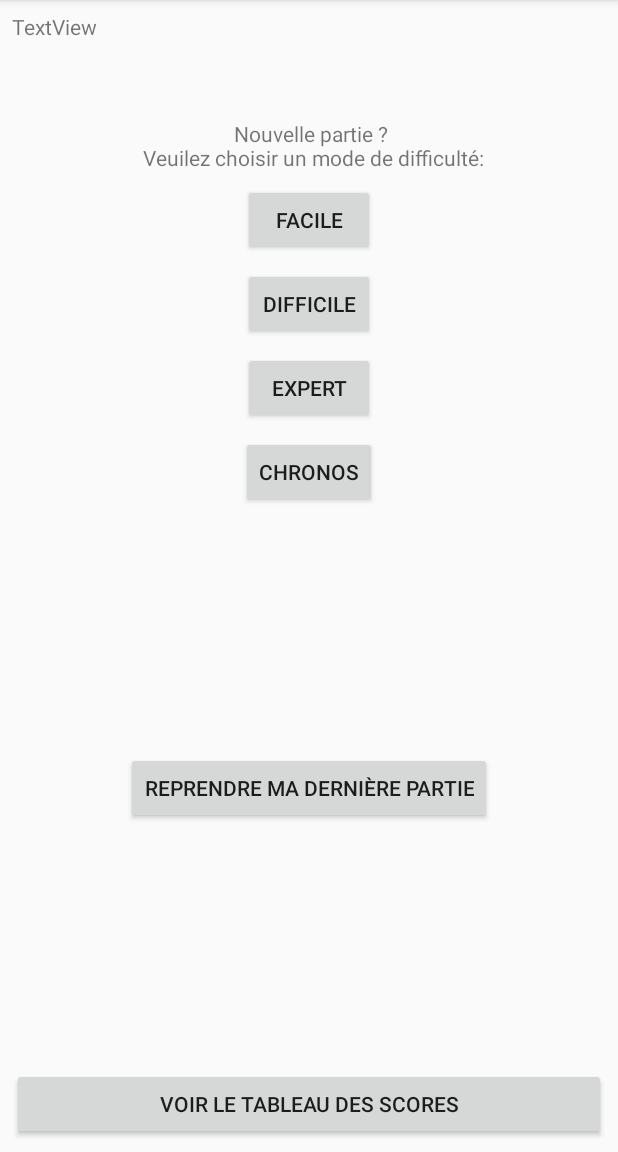
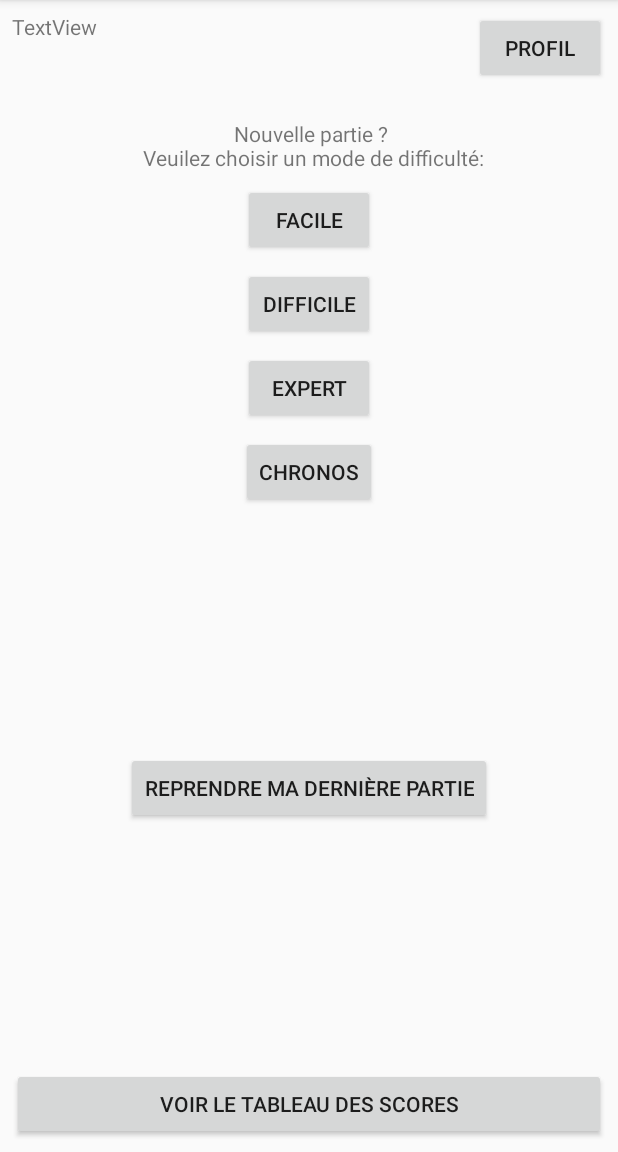
Before and after one commit to PikField/TP_Android_Simon_says, an Android app: the MenuPrincipale screen opened directly, with no data from a screen before it, after a tap on "FACILE", on a phone screen of 412 x 824 dp, the part 84-1236 px from its top. Run offline under Robolectric (Android 15) with nearby library versions, the light colour scheme and no system bars; our stand-ins replace Firebase (no records; nobody signed in at launch, a user with empty details on screens opened directly); 2 statements that could not run were skipped.

Commit message:
[DEV/COR] dev page profil / debug son / modif couleurs inscription / scoreboard et profil sous firebase

```diff
--- a/TP_Android/app/src/main/java/com/pikifeld/SimonsSays/Entity/SQLite.java
+++ b/TP_Android/app/src/main/java/com/pikifeld/SimonsSays/Entity/SQLite.java
@@ -155,7 +155,7 @@ public class SQLite extends SQLiteOpenHelper {
 
         ArrayList<User> users = new ArrayList<User>();
 
-        String selectQuery = "SELECT " +COLUMN_pseudo+","+COLUMN_bestscore+ " FROM " + TABLE_NAME;
+        String selectQuery = "SELECT " +COLUMN_pseudo+","+COLUMN_bestscore+ " FROM " + TABLE_NAME + " ORDER BY "+COLUMN_bestscore;
         SQLiteDatabase db = this.getReadableDatabase();
         Cursor cursor = db.rawQuery(selectQuery, null);
 
--- a/TP_Android/app/src/main/java/com/pikifeld/SimonsSays/MenuPrincipale.java
+++ b/TP_Android/app/src/main/java/com/pikifeld/SimonsSays/MenuPrincipale.java
@@ -33,6 +33,11 @@ public class MenuPrincipale extends AppCompatActivity {
         setContentView(R.layout.activity_menu_principale);
 
 
+        update();
+
+    }
+
+    private void update(){
         auth = FirebaseAuth.getInstance();
         FirebaseDatabase database = FirebaseDatabase.getInstance();
         DatabaseReference myRef = database.getReference("utilisateur");
@@ -122,24 +127,25 @@ public class MenuPrincipale extends AppCompatActivity {
                         startActivity(scoreBoard);
                     }
                 });
+
+                ((Button) findViewById(R.id.Profil)).setOnClickListener(new View.OnClickListener() {
+                    @Override
+                    public void onClick(View v) {
+                        Intent scoreBoard = new Intent(MenuPrincipale.this, Profil.class);
+                        startActivity(scoreBoard);
+                    }
+                });
+
             }
             @Override
             public void onCancelled(DatabaseError databaseError) {
             }
         });
+    }
 
-
-
-
-
-        /*
-        datasource = new SQLite(this);
-
-        if(datasource.getLastMode(user) == "" || datasource.getLastLevel(user) == 0)
-            findViewById(R.id.reprendreSave).setVisibility(View.GONE);
-*/
-
-
-
+    @Override
+    protected void onStart() {
+        super.onStart();
+        update();
     }
 }
--- a/TP_Android/app/src/main/java/com/pikifeld/SimonsSays/jeu.java
+++ b/TP_Android/app/src/main/java/com/pikifeld/SimonsSays/jeu.java
@@ -4,6 +4,7 @@ import android.annotation.SuppressLint;
 import android.app.AlertDialog;
 import android.content.DialogInterface;
 import android.content.Intent;
+import android.media.MediaPlayer;
 import android.media.ToneGenerator;
 import android.os.Build;
 import android.os.Bundle;
@@ -29,6 +30,7 @@ public class jeu extends AppCompatActivity  {
 
 
     static final int TIMER_ENTRE_ECLAIRAGE = 500;
+    static final int TIMER_ENTRE_LEVEL = 2000;
 
     Button button1,button2,button3,button4,button5,button6,button7,button8,button9,button10;
     Mode modeActuel;
@@ -46,6 +48,10 @@ public class jeu extends AppCompatActivity  {
     User user;
     float score;
     CountDownTimer timer;
+    int tempRestant;
+
+    MediaPlayer mp;
+
 
     @Override
     protected void onCreate(Bundle savedInstanceState) {
@@ -72,6 +78,8 @@ public class jeu extends AppCompatActivity  {
             Toast.makeText(this, getResources().getText(R.string.Erreur), Toast.LENGTH_SHORT).show();
         }
 
+        mp = (MediaPlayer) MediaPlayer.create(this,R.raw.sound);
+        mp.setLooping(false);
 
         datasource = new SQLite(this);
 
@@ -83,9 +91,12 @@ public class jeu extends AppCompatActivity  {
 
         chargerLevel(levelActuel);
 
-        score = (float)(modeActuel.getPoid()*(levelActuel-1));
-        ((TextView) findViewById(R.id.textView)).setText(getResources().getText(R.string.level)+": "+levelActuel
+        score = (float)(modeActuel.getPoid()*((levelActuel-1)*modeActuel.getBlocMax()));
+
+        ((TextView) findViewById(R.id.textView)).setText(getResources().getText(R.string.mdoe)+": "+modeActuel.getNomMode()
+                +"\n"+getResources().getText(R.string.level)+": "+levelActuel
                 +"\n"+ getResources().getText(R.string.score)+": "+ score);
+
     }
 
     @Override
@@ -111,6 +122,10 @@ public class jeu extends AppCompatActivity  {
         //System.out.println(" ---- level sauvegarder pour "+user+" ------- "+datasource.getLastLevel(user));
         FirebaseEntity.saveLevelEnCours(levelActuel,modeActuel);
 
+        if(modeActuel.getNomMode().equals(Mode.Chrono))
+            timer.cancel();
+
+        finish();
 
     }
 
@@ -121,9 +136,8 @@ public class jeu extends AppCompatActivity  {
         ToneGenerator toneGenerator = new ToneGenerator(6,100);
         toneGenerator.startTone(buttons.get(bouttonClicker).getTone(),200);
 */
-        score = (float)(modeActuel.getPoid()*(levelActuel-1));
-        ((TextView) findViewById(R.id.textView)).setText(getResources().getText(R.string.level)+": "+levelActuel
-                                                        +"\n"+ getResources().getText(R.string.score)+": "+ score);
+        mp.start();
+
         boutonCliquerUser.add(bouttonClicker);
 
         if(modeActuel.getNomMode().equals( Mode.Chrono.getNomMode()))
@@ -131,6 +145,12 @@ public class jeu extends AppCompatActivity  {
 
         if (verifierAIdemDebutB(boutonCliquerUser, bouttonACliquer) && boutonCliquerUser.size() == bouttonACliquer.size()) {
             boutonCliquerUser.clear();
+
+            score = (float)(modeActuel.getPoid()*((levelActuel-1)*(modeActuel.getBlocMax()-modeActuel.getBlocMin())) + modeActuel.getPoid()* (bouttonACliquer.size()-modeActuel.getBlocMin()+1));
+
+            ((TextView) findViewById(R.id.textView)).setText(getResources().getText(R.string.mdoe)+": "+modeActuel.getNomMode()
+                    +"\n"+getResources().getText(R.string.level)+": "+levelActuel
+                    +"\n"+ getResources().getText(R.string.score)+": "+ score);
 
             try {
                 blockSuivant();
@@ -141,7 +161,7 @@ public class jeu extends AppCompatActivity  {
             if(!verifierAIdemDebutB(boutonCliquerUser, bouttonACliquer)){
                 //chargerLevel(levelActuel);
                 boutonCliquerUser.clear();
-                vie--;
+                perdreUneVie();
 
                 blockButtons();
                 if(vie>0)
@@ -151,9 +171,6 @@ public class jeu extends AppCompatActivity  {
 
         setVisualVie();
 
-        if(vie<=0){
-            gameOver();
-        }
     }
 
     private boolean verifierAIdemDebutB(ArrayList<Integer> A, ArrayList<Integer> B){
@@ -176,7 +193,7 @@ public class jeu extends AppCompatActivity  {
 
         blockButtons();
 
-        if (bouttonACliquer.size() <= modeActuel.getBlocMax()) {
+        if (bouttonACliquer.size() < modeActuel.getBlocMax()) {
             ajouterUnBlock();
             allumerLumiere(0);
         } else {
@@ -192,23 +209,65 @@ public class jeu extends AppCompatActivity  {
 
     private void timerChronos(){
 
-        timer = new CountDownTimer(bouttonACliquer.size()*2000, 50) {
+        tempRestant = bouttonACliquer.size()*2000;
+
+        ((TextView) findViewById(R.id.textView)).setText(getResources().getText(R.string.mdoe) + ": " + modeActuel.getNomMode()
+                + "\n" + getResources().getText(R.string.level) + ": " + levelActuel
+                + "\n" + getResources().getText(R.string.score) + ": " + score
+                + "\n temps restant: " + tempRestant);
+
+        timer = new CountDownTimer(tempRestant, 50) {
 
             public void onTick(long millisUntilFinished) {
                 System.out.println("passage chrono");
+
+                if(modeActuel.getNomMode().equals(Mode.Chrono.getNomMode())) {
+                    tempRestant -= 50;
+                    ((TextView) findViewById(R.id.textView)).setText(getResources().getText(R.string.mdoe) + ": " + modeActuel.getNomMode()
+                            + "\n" + getResources().getText(R.string.level) + ": " + levelActuel
+                            + "\n" + getResources().getText(R.string.score) + ": " + score
+                            + "\n temps restant: " + tempRestant);
+                }
             }
 
             public void onFinish() {
-                gameOver();
+
+                if(modeActuel.getNomMode().equals(Mode.Chrono.getNomMode())) {
+                    tempRestant -= 50;
+                    ((TextView) findViewById(R.id.textView)).setText(getResources().getText(R.string.mdoe) + ": " + modeActuel.getNomMode()
+                            + "\n" + getResources().getText(R.string.level) + ": " + levelActuel
+                            + "\n" + getResources().getText(R.string.score) + ": " + score
+                            + "\n temps restant: " + tempRestant);
+                }
+                perdreUneVie();
+                if(vie>=1){
+                    allumerLumiere(0);
+                }
             }
         };
 
         timer.start();
     }
 
+    private void perdreUneVie(){
+
+        vie--;
+        setVisualVie();
+        if(vie<=0){
+            gameOver();
+        }
+
+        Vibrator vibrator = (Vibrator) getSystemService(VIBRATOR_SERVICE);
+        if (Build.VERSION.SDK_INT >= 26)
+            vibrator.vibrate(VibrationEffect.createOneShot(200, VibrationEffect.DEFAULT_AMPLITUDE));
+        else
+            vibrator.vibrate(200);
+
+    }
+
     private void allumerLumiere(final int num){
 
-        final ToneGenerator toneGenerator = new ToneGenerator(6,100);
+        //final ToneGenerator toneGenerator = new ToneGenerator(6,100);
 
 
         new CountDownTimer(TIMER_ENTRE_ECLAIRAGE/2, 10) {
@@ -218,17 +277,19 @@ public class jeu extends AppCompatActivity  {
 
             public void onFinish() {
 
-                toneGenerator.startTone(buttons.get(num).getTone());
+                mp.start();
+                //toneGenerator.startTone(buttons.get(num).getTone());
                 new CountDownTimer(TIMER_ENTRE_ECLAIRAGE, 10) {
 
                     public void onTick(long millisUntilFinished) {
                         buttons.get(bouttonACliquer.get(num)).buttonLight(jeu.this);
+
                     }
 
                     public void onFinish() {
                         buttons.get(bouttonACliquer.get(num)).buttonDark(jeu.this);
                         int i = num + 1 ;
-                        toneGenerator.stopTone();
+                        //toneGenerator.stopTone();
                         if(i<bouttonACliquer.size())
                             allumerLumiere(i);
                         else{
@@ -302,7 +363,7 @@ public class jeu extends AppCompatActivity  {
             for(int i=0;i<modeActuel.getBlocMin()-1;i++){
                 ajouterUnBlock();
             }
-            new CountDownTimer(TIMER_ENTRE_ECLAIRAGE, 10) {
+            new CountDownTimer(TIMER_ENTRE_LEVEL, 10) {
 
                 public void onTick(long millisUntilFinished) {
                 }
--- a/TP_Android/app/src/main/res/layout/activity_menu_principale.xml
+++ b/TP_Android/app/src/main/res/layout/activity_menu_principale.xml
@@ -96,4 +96,15 @@
         app:layout_constraintEnd_toEndOf="parent"
         app:layout_constraintStart_toStartOf="parent"
         app:layout_constraintTop_toBottomOf="@+id/modeChronos" />
+
+    <Button
+        android:id="@+id/Profil"
+        android:layout_width="wrap_content"
+        android:layout_height="wrap_content"
+        android:layout_marginTop="8dp"
+        android:layout_marginEnd="8dp"
+        android:text="Profil"
+        app:layout_constraintEnd_toEndOf="parent"
+        app:layout_constraintTop_toTopOf="parent" />
+
 </android.support.constraint.ConstraintLayout>
--- a/TP_Android/app/src/main/res/layout/connexion.xml
+++ b/TP_Android/app/src/main/res/layout/connexion.xml
@@ -12,8 +12,8 @@
         android:layout_height="wrap_content"
         android:layout_marginBottom="32dp"
         android:ems="10"
-        android:hint="@string/ps"
-        android:inputType="textPersonName"
+        android:hint="@string/mail"
+        android:inputType="textEmailAddress"
         android:textColor="@android:color/background_light"
         android:textColorHint="@android:color/background_light"
         app:layout_constraintBottom_toTopOf="@+id/editText2"
--- a/TP_Android/app/src/main/res/values/colors.xml
+++ b/TP_Android/app/src/main/res/values/colors.xml
@@ -14,7 +14,7 @@
     <color name="Boutton1Allume">#C52B2B</color>
 
     <color name="boutton2">#17276C</color>  // Bleu
-    <color name="Boutton2Allume">#1D3AB7</color>
+    <color name="Boutton2Allume">#6176D5</color>
 
     <color name="boutton3">#0C4E0C</color>  // Vert
     <color name="Boutton3Allume">#24C124</color>
--- a/TP_Android/app/src/main/res/values/strings.xml
+++ b/TP_Android/app/src/main/res/values/strings.xml
@@ -16,6 +16,10 @@
     <string name="co">Connexion</string>
 
 
+    <string name="homme">Homme</string>>
+    <string name="femme">Femme</string>
+    <string name="autre">Autre</string>
+
     <string-array name="sexe">
         <item>Homme</item>
         <item>Femme</item>
@@ -25,6 +29,7 @@
     <string name="Erreur">Une erreur est apparue. Veuillez réessayer.</string>
     <string name="score">Score</string>
     <string name="level">Niveau</string>
+    <string name="mdoe">Mode </string>
 
     <string name="quitter">Revenir au menu principal</string>
     <string name="recommencer">Recommencer</string>
```
Also changed, not shown: TP_Android/app/src/main/AndroidManifest.xml (+3 -4 lines), TP_Android/app/src/main/java/com/pikifeld/SimonsSays/Entity/FirebaseEntity.java (+29 -5 lines), TP_Android/app/src/main/java/com/pikifeld/SimonsSays/Profil.java (added, +130 -0 lines), TP_Android/app/src/main/java/com/pikifeld/SimonsSays/ScoreBoard.java (+12 -2 lines), TP_Android/app/src/main/java/com/pikifeld/SimonsSays/inscription.java (+16 -2 lines), TP_Android/app/src/main/res/layout/activity_profil.xml (added, +9 -0 lines), TP_Android/app/src/main/res/layout/dropdown_spinner.xml (added, +10 -0 lines), TP_Android/app/src/main/res/layout/inscription.xml (+24 -7 lines), TP_Android/app/src/main/res/layout/item_spinner.xml (added, +10 -0 lines), 3 other files.
